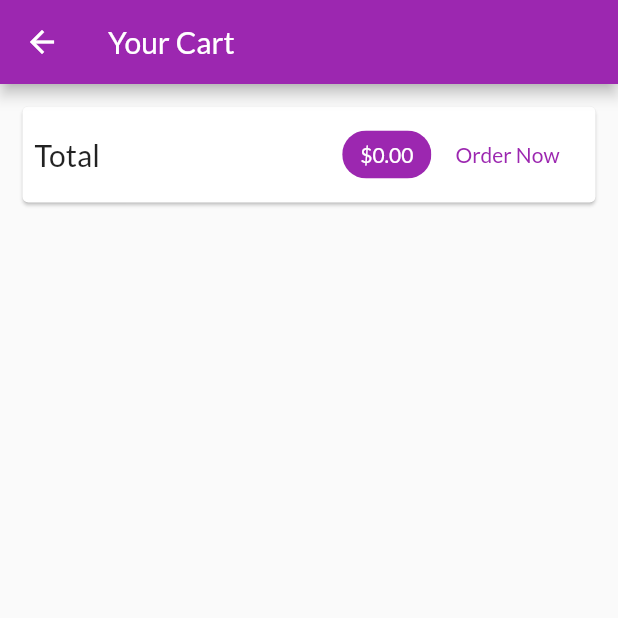
After one commit to sebaslogen/flutter_course, a Flutter app: the CartScreen screen opened by its route, on a phone screen of 412 x 824 dp, the top half of it. The commit adds this screen. Run offline on Flutter 3.47's test engine with Material 2 defaults, Android fonts, the phone set to English and light mode, and no system bars; network calls fail.

Commit message:
Add Cart screen with all data & dart import clash fix

```diff
--- a/lib/main.dart
+++ b/lib/main.dart
@@ -1,5 +1,6 @@
 import 'package:flutter/material.dart';
 import 'package:flutter_course/providers/products_provider.dart';
+import 'package:flutter_course/screens/cart_screen.dart';
 import 'package:flutter_course/screens/product_detail_screen.dart';
 import 'package:flutter_course/screens/products_overview_screen.dart';
 import 'package:provider/provider.dart';
@@ -28,7 +29,10 @@ class MyApp extends StatelessWidget {
             accentColor: Colors.deepOrange,
             fontFamily: 'Lato'),
         home: ProductsOverviewScreen(),
-        routes: {ProductDetailScreen.routeName: (ctx) => ProductDetailScreen()},
+        routes: {
+          ProductDetailScreen.routeName: (ctx) => ProductDetailScreen(),
+          CartScreen.routeName: (ctx) => CartScreen()
+        },
       ),
     );
   }
--- a/lib/providers/cart_provider.dart
+++ b/lib/providers/cart_provider.dart
@@ -27,6 +27,13 @@ class Cart with ChangeNotifier {
             .fold<int>(0, (total, cartItem) => total + cartItem.quantity);
   }
 
+  double get totalAmount {
+    return _items.isEmpty
+        ? 0.0
+        : _items.values.fold<double>(0.0,
+            (total, cartItem) => total + (cartItem.price * cartItem.quantity));
+  }
+
   void addItem(String productId, double price, String title) {
     if (_items.containsKey(productId)) {
       _items.update(
--- /dev/null
+++ b/lib/screens/cart_screen.dart
@@ -0,0 +1,66 @@
+import 'package:flutter/cupertino.dart';
+import 'package:flutter/material.dart';
+import 'package:flutter_course/providers/cart_provider.dart' show Cart;
+import 'package:flutter_course/widgets/cart_item.dart';
+import 'package:provider/provider.dart';
+
+class CartScreen extends StatelessWidget {
+  static const routeName = '/cart';
+
+  @override
+  Widget build(BuildContext context) {
+    return Scaffold(
+      appBar: AppBar(
+        title: const Text('Your Cart'),
+      ),
+      body: Column(
+        children: <Widget>[
+          Card(
+            margin: EdgeInsets.all(15),
+            child: Padding(
+              padding: const EdgeInsets.all(8),
+              child: Row(
+                mainAxisAlignment: MainAxisAlignment.spaceBetween,
+                children: <Widget>[
+                  const Text(
+                    'Total',
+                    style: TextStyle(fontSize: 20),
+                  ),
+                  const Spacer(),
+                  Consumer<Cart>(
+                      builder: (ctx, cart, _) => Chip(
+                            label: Text(
+                              '\$${cart.totalAmount.toStringAsFixed(2)}',
+                              style: TextStyle(
+                                  color: Theme.of(context)
+                                      .primaryTextTheme
+                                      .title
+                                      .color),
+                            ),
+                            backgroundColor: Theme.of(context).primaryColor,
+                          )),
+                  FlatButton(
+                    child: const Text('Order Now'),
+                    textColor: Theme.of(context).primaryColor,
+                    onPressed: () {},
+                  )
+                ],
+              ),
+            ),
+          ),
+          SizedBox(height: 10),
+          Expanded(
+            child: Consumer<Cart>(
+                builder: (ctx, cart, _) => ListView.builder(
+                    itemCount: cart.items.length,
+                    itemBuilder: (ctx, i) {
+                      final item = cart.items.values.toList()[i];
+                      return CartItem(
+                          item.id, item.price, item.quantity, item.title);
+                    })),
+          )
+        ],
+      ),
+    );
+  }
+}
--- a/lib/screens/products_overview_screen.dart
+++ b/lib/screens/products_overview_screen.dart
@@ -1,5 +1,6 @@
 import 'package:flutter/material.dart';
 import 'package:flutter_course/providers/cart_provider.dart';
+import 'package:flutter_course/screens/cart_screen.dart';
 import 'package:flutter_course/widgets/badge.dart';
 import 'package:flutter_course/widgets/products_grid.dart';
 import 'package:provider/provider.dart';
@@ -50,7 +51,7 @@ class _ProductsOverviewScreenState extends State<ProductsOverviewScreen> {
             child: IconButton(
               icon: Icon(Icons.shopping_cart),
               onPressed: () {
-// TODO
+                Navigator.of(context).pushNamed(CartScreen.routeName);
               },
             ),
           )
```
Also changed, not shown: lib/widgets/cart_item.dart (added, +31 -0 lines).
